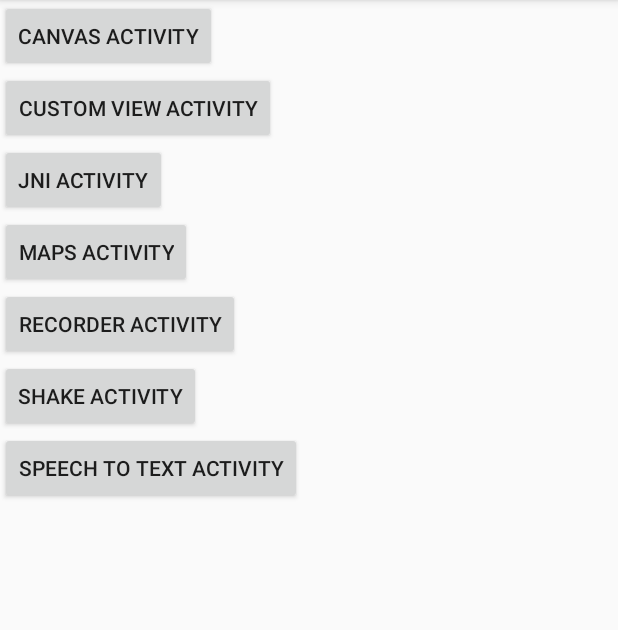
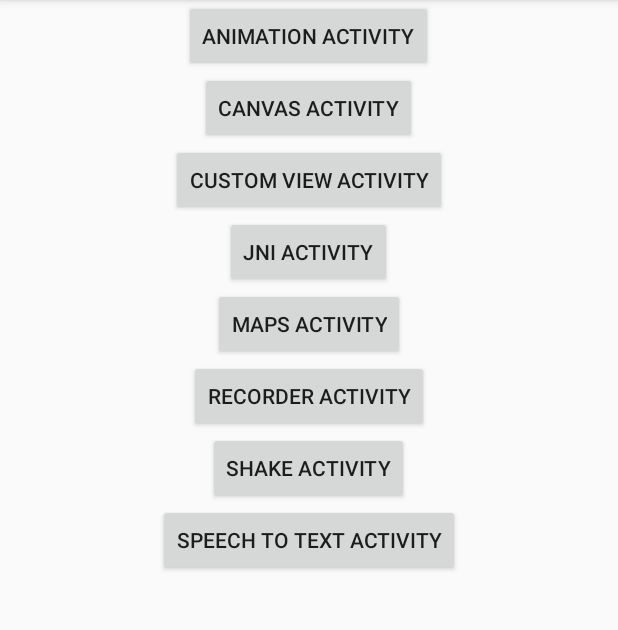
Before and after one commit to pramonow/androidadvanced, an Android app: the screen it shows after launch (MainActivity), on a phone screen of 412 x 824 dp, the part 84-714 px from its top. Run offline under Robolectric (Android 15) with nearby library versions, the phone set to English and light mode, and no system bars.

Commit message:
Added animation sample here

```diff
--- a/app/build.gradle
+++ b/app/build.gradle
@@ -16,8 +16,8 @@ android {
 
         externalNativeBuild {
             cmake {
-                    cppFlags ""
-                }
+                cppFlags ""
+            }
         }
     }
     buildTypes {
--- a/app/src/main/java/com/pramonow/androidadvanced/MainActivity.kt
+++ b/app/src/main/java/com/pramonow/androidadvanced/MainActivity.kt
@@ -8,6 +8,7 @@ import android.widget.LinearLayout
 
 class MainActivity : AppCompatActivity() {
 
+    lateinit var animationButton: Button
     lateinit var canvasButton: Button
     lateinit var customButton: Button
     lateinit var jniButton: Button
@@ -20,6 +21,7 @@ class MainActivity : AppCompatActivity() {
         super.onCreate(savedInstanceState)
         setContentView(R.layout.activity_main)
 
+        animationButton = findViewById(R.id.animation_button)
         canvasButton = findViewById(R.id.canvas_button)
         customButton = findViewById(R.id.custom_button)
         jniButton = findViewById(R.id.jni_button)
@@ -28,6 +30,7 @@ class MainActivity : AppCompatActivity() {
         shakeButton = findViewById(R.id.shake_button)
         speechTextButton = findViewById(R.id.speech_text_button)
 
+        animationButton.setOnClickListener { startActivity(Intent(this,AnimationActivity::class.java)) }
         canvasButton.setOnClickListener { startActivity(Intent(this,CanvasActivity::class.java)) }
         customButton.setOnClickListener { startActivity(Intent(this,CustomViewActivity::class.java)) }
         jniButton.setOnClickListener { startActivity(Intent(this,JniActivity::class.java)) }
--- a/app/src/main/res/layout/activity_main.xml
+++ b/app/src/main/res/layout/activity_main.xml
@@ -1,31 +1,40 @@
 <?xml version="1.0" encoding="utf-8"?>
 <LinearLayout
     xmlns:android="http://schemas.android.com/apk/res/android"
-    xmlns:tools="http://schemas.android.com/tools"
-    xmlns:app="http://schemas.android.com/apk/res-auto"
     android:layout_width="match_parent"
     android:layout_height="match_parent"
     android:orientation="vertical">
 
     <Button android:layout_width="wrap_content" android:layout_height="wrap_content"
-    android:text="Canvas activity" android:id="@+id/canvas_button"/>
+            android:text="Animation activity" android:id="@+id/animation_button"
+            android:layout_gravity="center"/>
 
     <Button android:layout_width="wrap_content" android:layout_height="wrap_content"
-            android:text="Custom View activity" android:id="@+id/custom_button"/>
+            android:text="Canvas activity" android:id="@+id/canvas_button"
+            android:layout_gravity="center"/>
 
     <Button android:layout_width="wrap_content" android:layout_height="wrap_content"
-            android:text="JNI activity" android:id="@+id/jni_button"/>
+            android:text="Custom View activity" android:id="@+id/custom_button"
+            android:layout_gravity="center"/>
 
     <Button android:layout_width="wrap_content" android:layout_height="wrap_content"
-            android:text="Maps activity" android:id="@+id/maps_button"/>
+            android:text="JNI activity" android:id="@+id/jni_button"
+            android:layout_gravity="center"/>
 
     <Button android:layout_width="wrap_content" android:layout_height="wrap_content"
-            android:text="Recorder activity" android:id="@+id/recorder_button"/>
+            android:text="Maps activity" android:id="@+id/maps_button"
+            android:layout_gravity="center"/>
 
     <Button android:layout_width="wrap_content" android:layout_height="wrap_content"
-            android:text="Shake activity" android:id="@+id/shake_button"/>
+            android:text="Recorder activity" android:id="@+id/recorder_button"
+            android:layout_gravity="center"/>
 
     <Button android:layout_width="wrap_content" android:layout_height="wrap_content"
-            android:text="Speech to Text activity" android:id="@+id/speech_text_button"/>
+            android:text="Shake activity" android:id="@+id/shake_button"
+            android:layout_gravity="center"/>
+
+    <Button android:layout_width="wrap_content" android:layout_height="wrap_content"
+            android:text="Speech to Text activity" android:id="@+id/speech_text_button"
+            android:layout_gravity="center"/>
 
 </LinearLayout>
```
Also changed, not shown: app/src/main/AndroidManifest.xml (+10 -6 lines), app/src/main/java/com/pramonow/androidadvanced/AnimationActivity.kt (added, +38 -0 lines), app/src/main/res/layout/activity_animation.xml (added, +18 -0 lines).
